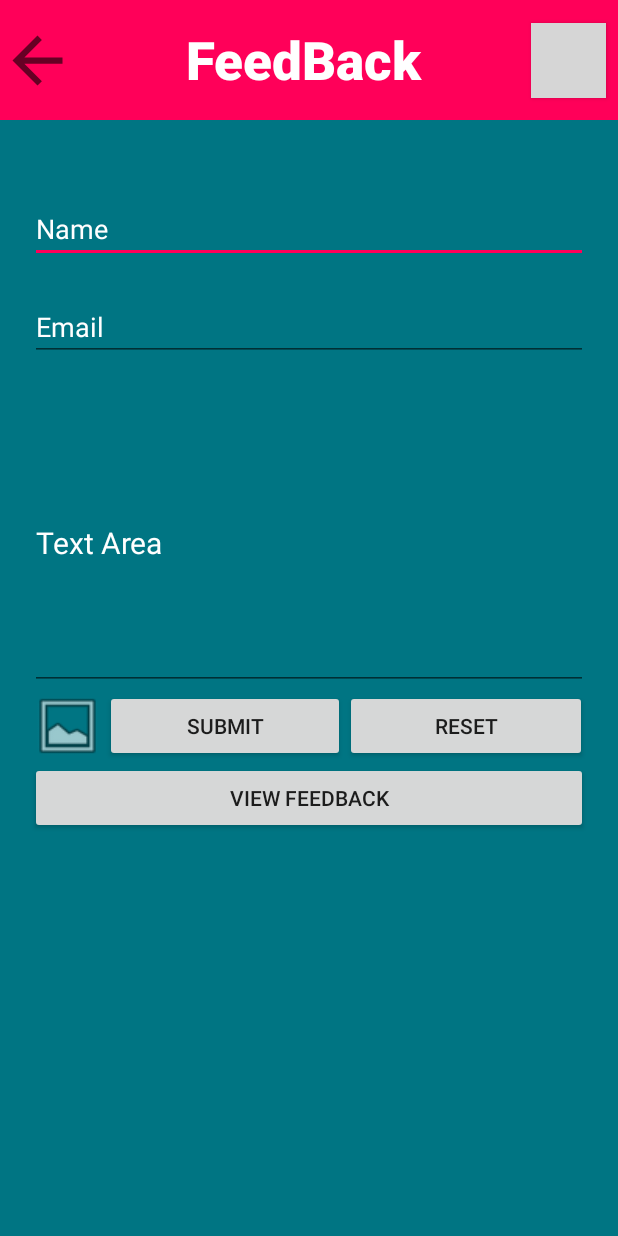
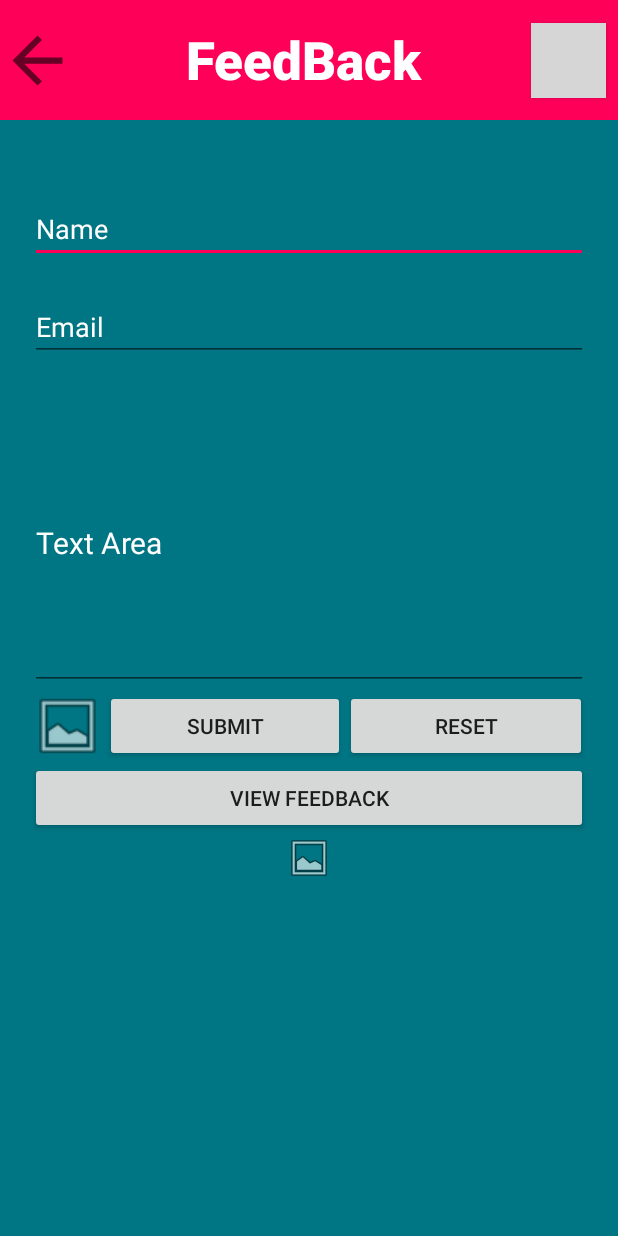
Before and after one commit to Nimanja/Science-Center, an Android app: the NoticeFeedback screen opened directly, with no data from a screen before it, on a phone screen of 412 x 824 dp. Run offline under Robolectric (Android 15) with nearby library versions, the phone set to English and light mode, and no system bars; our stand-ins replace Firebase (no records; nobody signed in at launch, a user with empty details on screens opened directly); grey boxes are pictures that could not be loaded.

```diff
--- a/app/src/main/res/layout/activity_notice_feedback.xml
+++ b/app/src/main/res/layout/activity_notice_feedback.xml
@@ -147,6 +147,14 @@
                 android:layout_marginEnd="20dp"
                 android:text="@string/view_feedback" />
 
+            <ImageView
+                android:id="@+id/imageView4"
+                android:layout_width="match_parent"
+                android:layout_height="match_parent"
+                android:layout_marginStart="20dp"
+                android:layout_marginEnd="20dp"
+                app:srcCompat="@android:drawable/ic_menu_gallery" />
+
 
         </LinearLayout>
     </ScrollView>
```
Also changed, not shown: app/src/main/java/com/example/sciencecenter/NoticeFeedback.java (+20 -5 lines).
